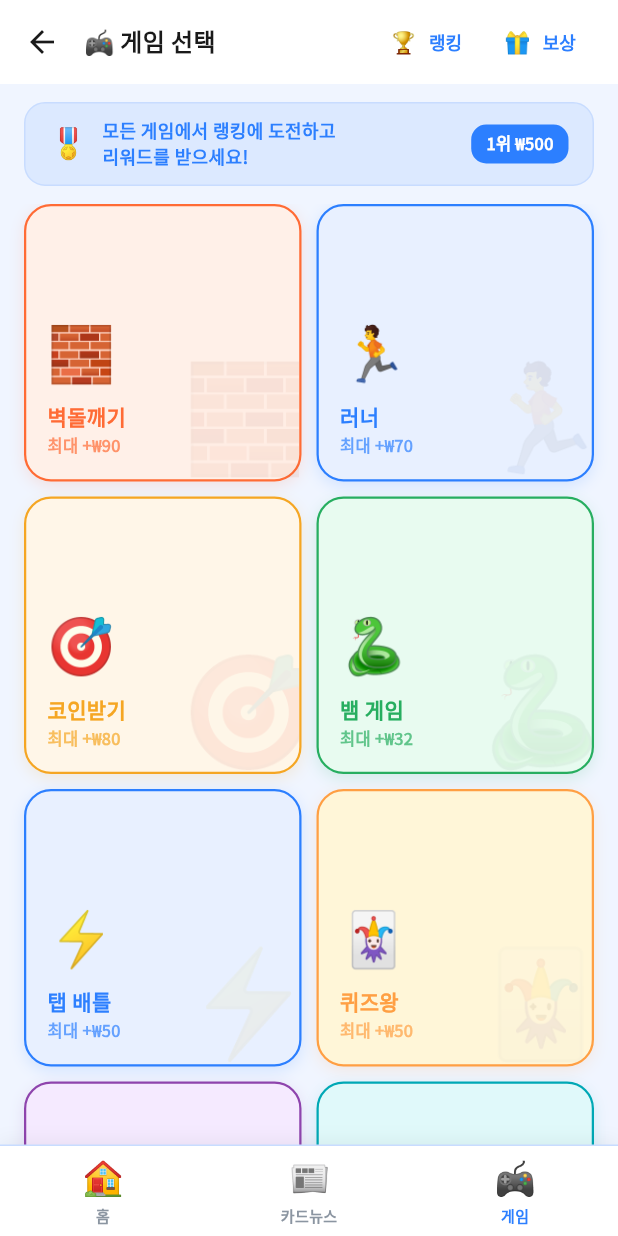
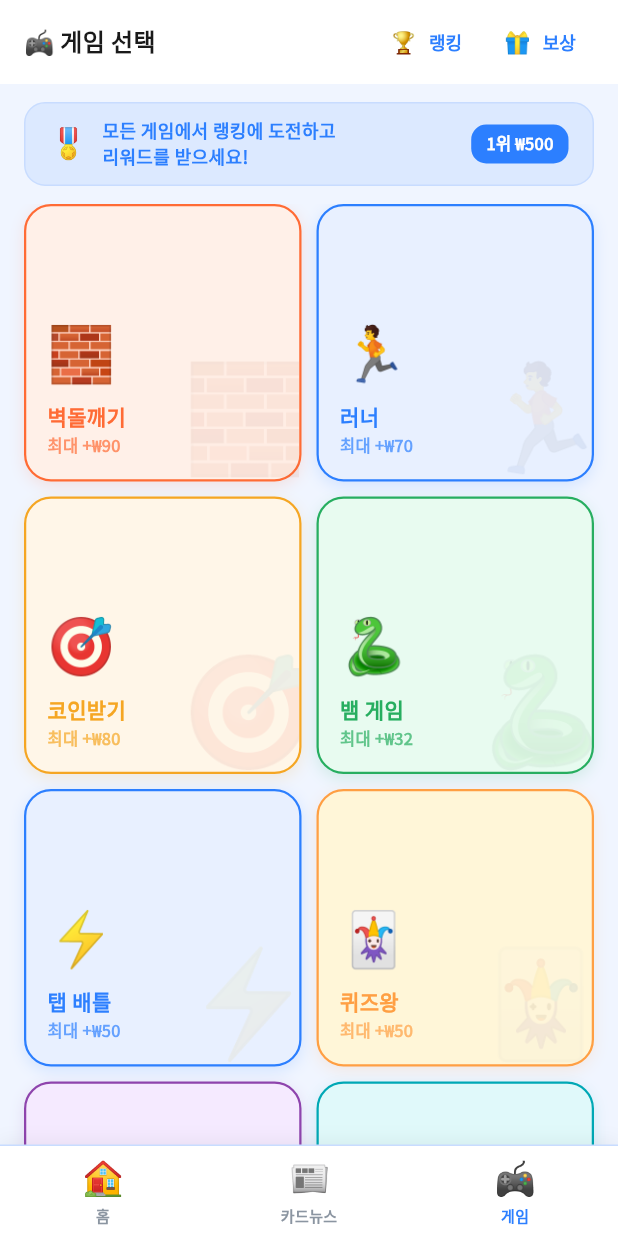
Before and after one commit to freekino2000-boop/myming-flutter, a Flutter app: the MainShell screen opened directly, item 3 of the bottom bar chosen, on a phone screen of 412 x 824 dp. Run offline on Flutter 3.47's test engine with Material 3 defaults, Android fonts, the phone set to English and light mode, and no system bars; our stand-ins replace dio, google_fonts, pedometer, shared_preferences, webview_flutter; missing offline and left inert: flame; accounts and stored records are empty.

Commit message:
fix: 홈·게임 탭 불필요한 백 버튼 제거
- login_page: pushReplacementNamed → pushNamedAndRemoveUntil로 스택 완전 초기화
  (initialRoute 이중 스택으로 canPop이 잘못 true 반환되던 문제 해결)
- GameSelectPage: isInTab 파라미터 추가, 탭 내부에서는 ← 버튼 숨김
- MainShell: GameSelectPage(isInTab: true) 전달

Co-Authored-By: Claude Sonnet 4.6 <noreply@anthropic.com>

```diff
--- a/lib/pages/auth/login_page.dart
+++ b/lib/pages/auth/login_page.dart
@@ -33,12 +33,11 @@ class _LoginPageState extends State<LoginPage> {
       // API 연결 불가 시 게스트 모드로 진입
     }
     if (!mounted) return;
-    Navigator.pushReplacementNamed(context, '/');
+    Navigator.pushNamedAndRemoveUntil(context, '/', (route) => false);
   }
 
   Future<void> _guestLogin() async {
-    // 게스트: API 비활성화 상태로 진입
-    Navigator.pushReplacementNamed(context, '/');
+    Navigator.pushNamedAndRemoveUntil(context, '/', (route) => false);
   }
 
   @override
--- a/lib/pages/game/game_select_page.dart
+++ b/lib/pages/game/game_select_page.dart
@@ -7,7 +7,8 @@ import 'global_rank_page.dart';
 import 'games/webview_game_page.dart';
 
 class GameSelectPage extends StatelessWidget {
-  const GameSelectPage({super.key});
+  final bool isInTab;
+  const GameSelectPage({super.key, this.isInTab = false});
 
   // HTML 기준 순서·이름·이모지·색상·최대보상
   static const List<_GameInfo> _games = [
@@ -34,11 +35,13 @@ class GameSelectPage extends StatelessWidget {
               padding: const EdgeInsets.fromLTRB(4, 4, 12, 4),
               child: Row(
                 children: [
-                  IconButton(
-                    icon: const Icon(Icons.arrow_back, color: AppColors.text),
-                    onPressed: () => Navigator.pop(context),
-                  ),
-                  const SizedBox(width: 4),
+                  if (!isInTab)
+                    IconButton(
+                      icon: const Icon(Icons.arrow_back, color: AppColors.text),
+                      onPressed: () => Navigator.pop(context),
+                    )
+                  else
+                    const SizedBox(width: 12),
                   const Text('🎮 게임 선택',
                       style: TextStyle(fontSize: 16, fontWeight: FontWeight.w900, color: AppColors.text)),
                   const Spacer(),
--- a/lib/pages/main_shell.dart
+++ b/lib/pages/main_shell.dart
@@ -25,7 +25,7 @@ class _MainShellState extends State<MainShell> {
   final List<Widget> _pages = const [
     HomePage(),
     CardNewsPage(),
-    GameSelectPage(),
+    GameSelectPage(isInTab: true),
   ];
 
   @override
```
